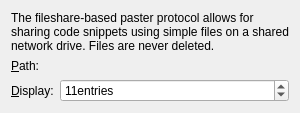
Old version of the form src/plugins/cpaster/fileshareprotocolsettingswidget.ui in the repository qt-creator/qt-creator.
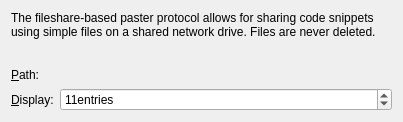
New version of the form. Custom widgets are drawn as their Qt base class.

Patch:
```diff
--- a/src/plugins/cpaster/fileshareprotocolsettingswidget.ui
+++ b/src/plugins/cpaster/fileshareprotocolsettingswidget.ui
@@ -2,11 +2,32 @@
 <ui version="4.0">
  <class>CodePaster::FileShareProtocolSettingsWidget</class>
  <widget class="QWidget" name="CodePaster::FileShareProtocolSettingsWidget">
+  <property name="geometry">
+   <rect>
+    <x>0</x>
+    <y>0</y>
+    <width>403</width>
+    <height>122</height>
+   </rect>
+  </property>
   <property name="windowTitle">
    <string>Form</string>
   </property>
   <layout class="QFormLayout" name="formLayout">
-   <item row="1" column="0">
+   <property name="fieldGrowthPolicy">
+    <enum>QFormLayout::AllNonFixedFieldsGrow</enum>
+   </property>
+   <item row="0" column="0" colspan="2">
+    <widget class="QLabel" name="helpLabel">
+     <property name="text">
+      <string>The fileshare-based paster protocol allows for sharing code snippets using simple files on a shared network drive. Files are never deleted.</string>
+     </property>
+     <property name="wordWrap">
+      <bool>true</bool>
+     </property>
+    </widget>
+   </item>
+   <item row="2" column="0">
     <widget class="QLabel" name="pathLabel">
      <property name="text">
       <string>&amp;Path:</string>
@@ -16,10 +37,10 @@
      </property>
     </widget>
    </item>
-   <item row="1" column="1">
-    <widget class="Utils::PathChooser" name="pathChooser"/>
+   <item row="2" column="1">
+    <widget class="Utils::PathChooser" name="pathChooser" native="true"/>
    </item>
-   <item row="2" column="0">
+   <item row="3" column="0">
     <widget class="QLabel" name="displayCountLabel">
      <property name="text">
       <string>&amp;Display:</string>
@@ -29,7 +50,7 @@
      </property>
     </widget>
    </item>
-   <item row="2" column="1">
+   <item row="3" column="1">
     <widget class="QSpinBox" name="displayCountSpinBox">
      <property name="suffix">
       <string>entries</string>
@@ -45,15 +66,18 @@
      </property>
     </widget>
    </item>
-   <item row="0" column="0" colspan="2">
-    <widget class="QLabel" name="helpLabel">
-     <property name="text">
-      <string>The fileshare-based paster protocol allows for sharing code snippets using simple files on a shared network drive. Files are never deleted.</string>
+   <item row="1" column="0">
+    <spacer name="verticalSpacer">
+     <property name="orientation">
+      <enum>Qt::Vertical</enum>
      </property>
-     <property name="wordWrap">
-      <bool>true</bool>
+     <property name="sizeHint" stdset="0">
+      <size>
+       <width>20</width>
+       <height>5</height>
+      </size>
      </property>
-    </widget>
+    </spacer>
    </item>
   </layout>
  </widget>
```
Left out of the diff: 5 changed lines with no effect on the pictures.
